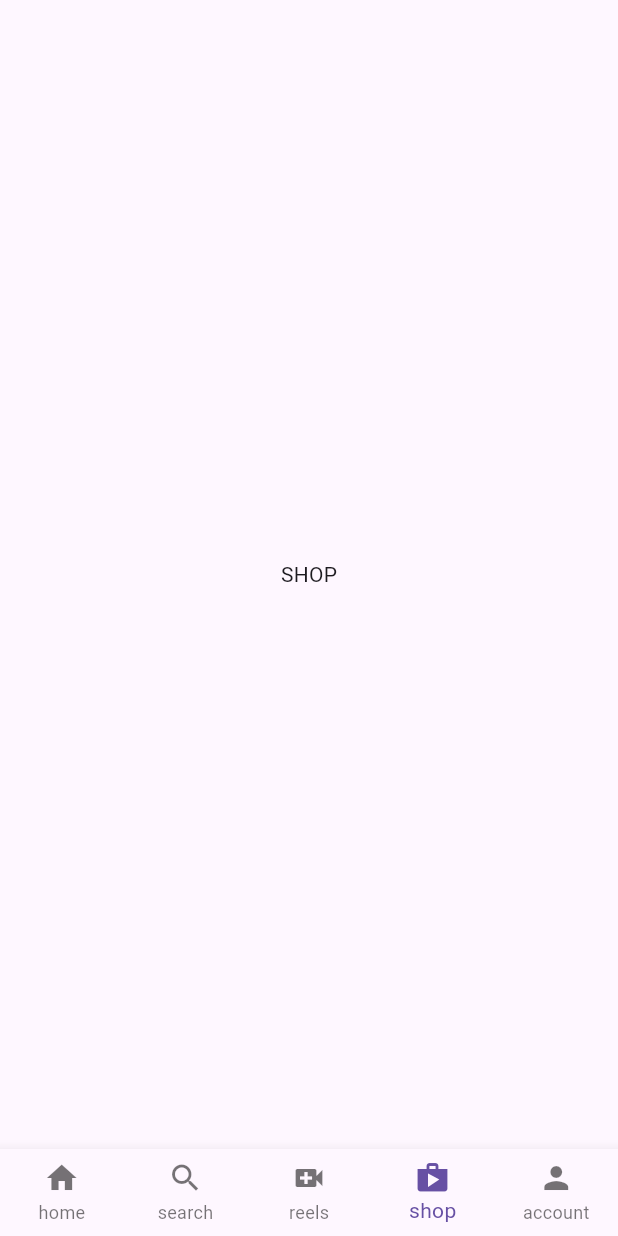
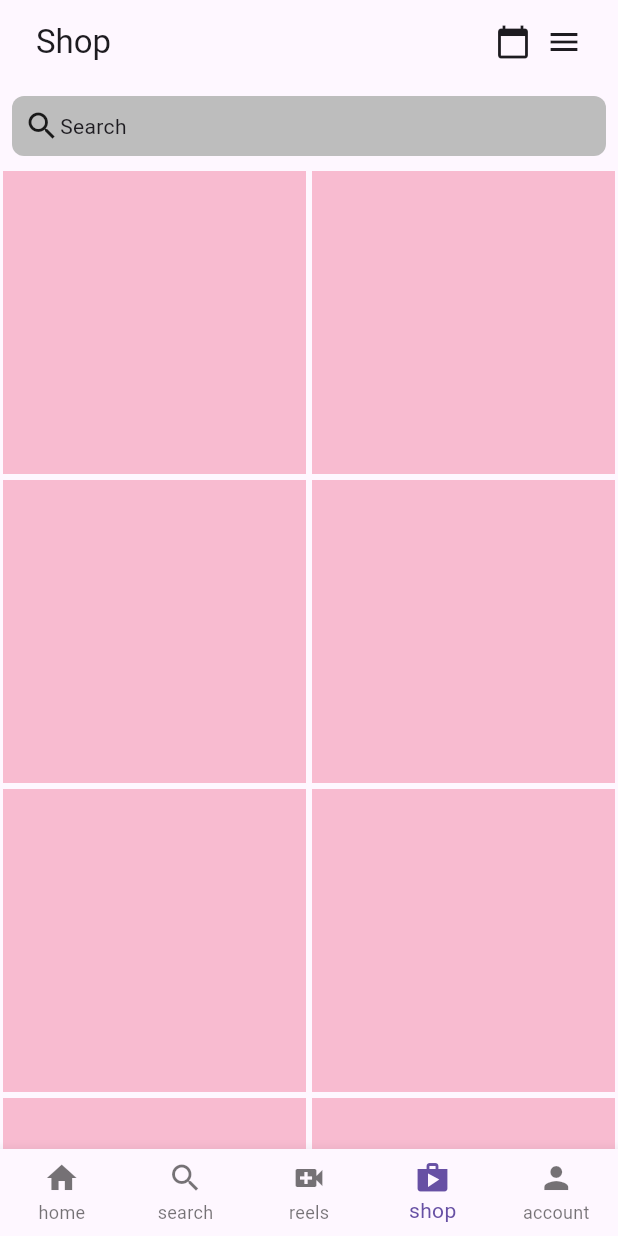
Before and after one commit to yosefsahle/flutter_instagram_clone, a Flutter app: the screen it shows after launch, item 4 of the bottom bar chosen, on a phone screen of 412 x 824 dp. Run offline on Flutter 3.47's test engine with Material 3 defaults, Android fonts, the phone set to English and light mode, and no system bars.

Commit message:
Shop Page

```diff
--- a/instagram_clone/lib/pages/shop.dart
+++ b/instagram_clone/lib/pages/shop.dart
@@ -1,4 +1,5 @@
 import 'package:flutter/material.dart';
+import 'package:instagram_clone/util/shop_grid.dart';
 
 class UseShop extends StatelessWidget {
   const UseShop({super.key});
@@ -6,7 +7,51 @@ class UseShop extends StatelessWidget {
   @override
   Widget build(BuildContext context) {
     return Scaffold(
-      body: Center(child: Text('SHOP')),
+      appBar: AppBar(
+        backgroundColor: Colors.transparent,
+        elevation: 0,
+        title: Padding(
+          padding: const EdgeInsets.all(8.0),
+          child: Row(
+            mainAxisAlignment: MainAxisAlignment.spaceBetween,
+            children: [
+              Text('Shop'),
+              Row(
+                children: [
+                  Icon(Icons.calendar_today),
+                  SizedBox(
+                    width: 10,
+                  ),
+                  Icon(Icons.menu)
+                ],
+              )
+            ],
+          ),
+        ),
+      ),
+      body: Column(
+        children: [
+          Padding(
+            padding: const EdgeInsets.all(8.0),
+            child: ClipRRect(
+              borderRadius: BorderRadius.circular(8),
+              child: Container(
+                padding: EdgeInsets.all(8),
+                color: Colors.grey[400],
+                child: Row(
+                  children: [
+                    Icon(Icons.search),
+                    Container(
+                      child: Text('Search'),
+                    )
+                  ],
+                ),
+              ),
+            ),
+          ),
+          Expanded(child: ShopGrid())
+        ],
+      ),
     );
   }
 }
--- /dev/null
+++ b/instagram_clone/lib/util/shop_grid.dart
@@ -0,0 +1,20 @@
+import 'package:flutter/material.dart';
+
+class ShopGrid extends StatelessWidget {
+  @override
+  Widget build(BuildContext context) {
+    return GridView.builder(
+      itemCount: 10,
+      gridDelegate:
+          SliverGridDelegateWithFixedCrossAxisCount(crossAxisCount: 2),
+      itemBuilder: (context, index) {
+        return Padding(
+          padding: const EdgeInsets.all(2.0),
+          child: Container(
+            color: Colors.pink[100],
+          ),
+        );
+      },
+    );
+  }
+}
```
